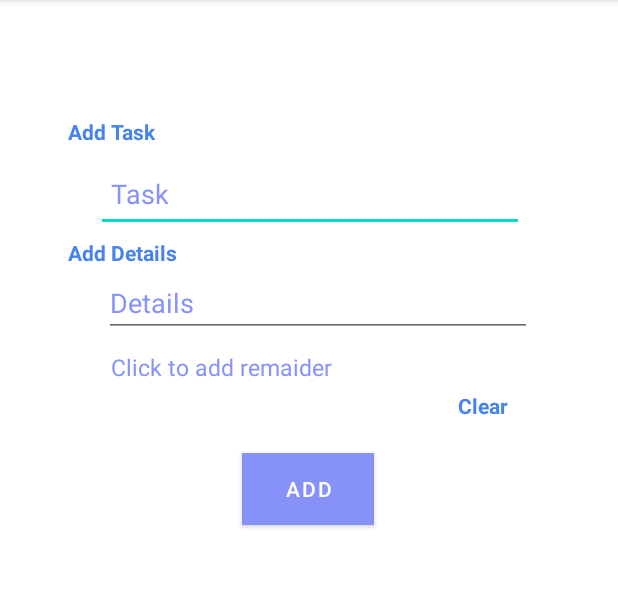
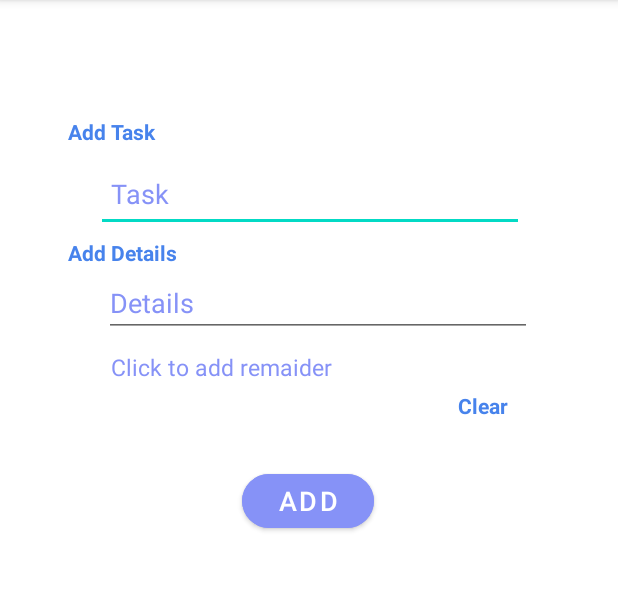
Before and after one commit to stavshaham/CompleteNotesSQLite, an Android app: the MainActivity screen opened directly, with no data from a screen before it, after a tap on "AddItem", on a phone screen of 412 x 824 dp, the part 84-675 px from its top. Run offline under Robolectric (Android 15) with nearby library versions, the phone set to English and light mode, and no system bars; 1 statement that could not run was skipped.

```diff
--- a/app/build.gradle
+++ b/app/build.gradle
@@ -28,6 +28,8 @@ android {
     }
 }
 
+def core_version = "1.6.0"
+
 dependencies {
     implementation 'androidx.appcompat:appcompat:1.4.1'
     implementation 'com.google.android.material:material:1.5.0'
@@ -37,4 +39,5 @@ dependencies {
     androidTestImplementation 'androidx.test.espresso:espresso-core:3.4.0'
     implementation 'com.google.code.gson:gson:2.8.6'
     implementation "androidx.biometric:biometric:1.1.0"
+    implementation "androidx.core:core:$core_version"
 }
--- a/app/src/main/AndroidManifest.xml
+++ b/app/src/main/AndroidManifest.xml
@@ -5,6 +5,7 @@
     <uses-permission android:name="android.permission.PROXIMITY" />
     <uses-permission android:name="android.permission.VIBRATE" />
     <uses-permission android:name="android.permission.INTERNET" />
+    <uses-permission android:name="android.permission.SCHEDULE_EXACT_ALARM" />
 
     <application
         android:allowBackup="true"
@@ -15,6 +16,11 @@
         android:supportsRtl="true"
         android:theme="@style/Theme.CompleteNotes"
         tools:targetApi="31">
+        <receiver
+            android:name=".utils.MyAlarm"
+            android:enabled="true"
+            android:exported="false" >
+        </receiver>
         <activity
             android:name=".UserSettingsActivity"
             android:exported="false" />
--- a/app/src/main/java/com/stav/completenotes/EditorActivity.java
+++ b/app/src/main/java/com/stav/completenotes/EditorActivity.java
@@ -1,6 +1,7 @@
 package com.stav.completenotes;
 
 import androidx.appcompat.app.AppCompatActivity;
+import androidx.core.app.NotificationCompat;
 
 import android.app.AlarmManager;
 import android.app.DatePickerDialog;
@@ -212,7 +213,7 @@ public class EditorActivity extends AppCompatActivity implements DatePickerDialo
 
             int importance = NotificationManager.IMPORTANCE_HIGH;
 
-            NotificationChannel channel = new NotificationChannel("notify", name, importance);
+            NotificationChannel channel = new NotificationChannel("notifyLemubit", name, importance);
             channel.setDescription(description);
 
             NotificationManager notificationManager = getSystemService(NotificationManager.class);
@@ -238,10 +239,9 @@ public class EditorActivity extends AppCompatActivity implements DatePickerDialo
 
         alarmManager.setExact(AlarmManager.RTC_WAKEUP, c.getTimeInMillis() - 2000, pendingIntent);
         Log.i("Note", "Alarm SET " + req_code);
+    }
 
-
-    }
-    // cancel alarm
+    //cancel alarm
     public void cancelAlarm(int req_code){
         PendingIntent pen = PendingIntent.getBroadcast(EditorActivity.this,
                 req_code, alarm_intent,
@@ -260,7 +260,7 @@ public class EditorActivity extends AppCompatActivity implements DatePickerDialo
         hour = calendar.get(Calendar.HOUR_OF_DAY);
         minute = calendar.get(Calendar.MINUTE);
 
-        // after date is set we need to open timePicker to select time
+        //after date is set we need to open timePicker to select time
         TimePickerDialog timePickerDialog = new TimePickerDialog(EditorActivity.this, EditorActivity.this, hour, minute, DateFormat.is24HourFormat(this));
         timePickerDialog.show();
     }
@@ -276,14 +276,14 @@ public class EditorActivity extends AppCompatActivity implements DatePickerDialo
 
         Date date = c.getTime();
 
-        // we format the date as below
+        //we format the date as below
         SimpleDateFormat simpleDateFormat = new SimpleDateFormat("EEE, d MMM yyyy HH:mm");
-        // fill the dateTime text with the set date time
+        //fill the dateTime text with the set date time
         dateTime_text.setText(simpleDateFormat.format(date).toString());
 
     }
 
-    // Set DateTime
+    //Set DateTime
     public void setDateTime()
     {
         calendar = Calendar.getInstance();
@@ -295,7 +295,7 @@ public class EditorActivity extends AppCompatActivity implements DatePickerDialo
         datePickerDialog.show();
 
     }
-    // if clearTime textView is clicked,  we need to clear the set Date time
+    //if clearTime textView is clicked,  we need to clear the set Date time
     public void clearTime(View v)
     {
         dateTime_text.setText("");
--- a/app/src/main/java/com/stav/completenotes/LoginActivity.java
+++ b/app/src/main/java/com/stav/completenotes/LoginActivity.java
@@ -271,7 +271,7 @@ public class LoginActivity extends AppCompatActivity {
 
     public void fLoginClick(View view) {
         promptInfo = new BiometricPrompt.PromptInfo.Builder()
-                .setTitle("Biometric login for my app")
+                .setTitle("Biometric login")
                 .setSubtitle("Log in using your biometric credential")
                 .setNegativeButtonText("Use account password")
                 .build();
--- a/app/src/main/java/com/stav/completenotes/MainActivity.java
+++ b/app/src/main/java/com/stav/completenotes/MainActivity.java
@@ -1,38 +1,23 @@
 package com.stav.completenotes;
-
-import static android.content.ContentValues.TAG;
 
 import androidx.annotation.NonNull;
 import androidx.appcompat.app.AlertDialog;
 import androidx.appcompat.app.AppCompatActivity;
-import androidx.core.app.NotificationCompat;
-import androidx.core.app.NotificationManagerCompat;
 
 import android.app.AlarmManager;
-import android.app.NotificationChannel;
-import android.app.NotificationManager;
 import android.app.PendingIntent;
 import android.content.Context;
 import android.content.DialogInterface;
 import android.content.Intent;
-import android.content.res.Configuration;
 import android.graphics.Paint;
-import android.hardware.Sensor;
-import android.hardware.SensorEvent;
-import android.hardware.SensorEventListener;
-import android.hardware.SensorManager;
-import android.location.LocationManager;
-import android.os.Build;
 import android.os.Bundle;
 import android.util.Log;
-import android.view.Display;
 import android.view.LayoutInflater;
 import android.view.Menu;
 import android.view.MenuInflater;
 import android.view.MenuItem;
 import android.view.View;
 import android.view.ViewGroup;
-import android.view.WindowManager;
 import android.widget.ArrayAdapter;
 import android.widget.CheckBox;
 import android.widget.ListView;
@@ -49,7 +34,7 @@ import com.stav.completenotes.utils.MyAlarm;
 import java.lang.reflect.Type;
 import java.util.ArrayList;
 
-public class MainActivity extends AppCompatActivity implements SensorEventListener {
+public class MainActivity extends AppCompatActivity {
 
     public static ArrayList<Item> itemArrayList;
     public static ItemAdapter itemAdapter;
@@ -60,13 +45,6 @@ public class MainActivity extends AppCompatActivity implements SensorEventListen
     private AlarmManager alarmManager;
     private Intent alarm_intent;
 
-    private SensorManager sensorManager;
-    private Sensor proximitySensor;
-    private int currentTaskIndex = 0;
-    private static final String CHANNEL_ID = "my_channel_01";
-    private static final CharSequence CHANNEL_NAME = "My Channel";
-    private static final int NOTIFICATION_ID = 1;
-
     @Override
     protected void onCreate(Bundle savedInstanceState) {
         // Setting the sql helper
@@ -74,8 +52,6 @@ public class MainActivity extends AppCompatActivity implements SensorEventListen
 
         super.onCreate(savedInstanceState);
         setContentView(R.layout.activity_main);
-
-        createNotificationChannel();
 
         //Loading the saved data in data base
         loadData(sqlHelper.getCurrentUser());
@@ -89,44 +65,6 @@ public class MainActivity extends AppCompatActivity implements SensorEventListen
         //initialising alarmManager and alarm_intent, which we use it later
         alarmManager = (AlarmManager)getSystemService(ALARM_SERVICE);
         alarm_intent = new Intent(getApplicationContext(), MyAlarm.class);
-
-        // Adding sensor that detects when the user's hand is near the device.
-        // When the sensor detects that the user's hand is close to the device,
-        // it could trigger the application to display a pop-up notification with the next item on the list.
-        sensorManager = (SensorManager) getSystemService(Context.SENSOR_SERVICE);
-        // Get a reference to the proximity sensor
-        proximitySensor = sensorManager.getDefaultSensor(Sensor.TYPE_PROXIMITY);
-    }
-
-    @Override
-    protected void onResume() {
-        super.onResume();
-        sensorManager.registerListener(this, proximitySensor, SensorManager.SENSOR_DELAY_NORMAL);
-    }
-
-    @Override
-    protected void onPause() {
-        super.onPause();
-        sensorManager.unregisterListener(this);
-    }
-
-    // Detects when the proximity sensor changes
-    @Override
-    public void onSensorChanged(SensorEvent event) {
-        float proximityValue = event.values[0];
-        if (proximityValue < proximitySensor.getMaximumRange()) {
-            currentTaskIndex++;
-            if (currentTaskIndex >= itemArrayList.size()) {
-                currentTaskIndex = 0;
-            }
-
-            showNotification(itemArrayList.get(currentTaskIndex).getTitle());
-        }
-    }
-
-    @Override
-    public void onAccuracyChanged(Sensor sensor, int accuracy) {
-        // Do nothing
     }
 
     //method for loading data from database
@@ -135,38 +73,12 @@ public class MainActivity extends AppCompatActivity implements SensorEventListen
         //json contains the stored data if any, else null
         String json = sqlHelper.getItems(user);
         Log.i("items: ", json);
-        Type type = new TypeToken<ArrayList<Item>>(){}.getType();
+        Type type = new TypeToken<ArrayList<Item>>() {
+        }.getType();
         itemArrayList = gson.fromJson(json, type);
 
-        if(itemArrayList == null){
+        if (itemArrayList == null) {
             itemArrayList = new ArrayList<>();
-        }
-    }
-
-    private void createNotificationChannel() {
-        if (Build.VERSION.SDK_INT >= Build.VERSION_CODES.O) {
-            String description = "My Notification Channel Description";
-            int importance = NotificationManager.IMPORTANCE_DEFAULT;
-            NotificationChannel channel = new NotificationChannel(CHANNEL_ID, CHANNEL_NAME, importance);
-            channel.setDescription(description);
-            NotificationManager notificationManager = getSystemService(NotificationManager.class);
-            notificationManager.createNotificationChannel(channel);
-        }
-    }
-    private void showNotification(String task) {
-        try {
-            NotificationCompat.Builder builder = new NotificationCompat.Builder(this, CHANNEL_ID)
-                    .setSmallIcon(R.drawable.ic_done_black_24dp)
-                    .setContentTitle("Task Reminder")
-                    .setContentText(task)
-                    .setPriority(NotificationCompat.PRIORITY_MAX);
-
-            NotificationManagerCompat notificationManager = NotificationManagerCompat.from(this);
-            notificationManager.notify(NOTIFICATION_ID, builder.build());
-        } catch (NullPointerException e) {
-            Log.e(TAG, "Notification error: " + e.getMessage());
-        } catch (IllegalArgumentException e) {
-            Log.e(TAG, "Notification error: " + e.getMessage());
         }
     }
 
--- a/app/src/main/res/layout/activity_editor.xml
+++ b/app/src/main/res/layout/activity_editor.xml
@@ -27,16 +27,19 @@
         android:id="@+id/addButton"
         android:layout_width="wrap_content"
         android:layout_height="wrap_content"
-        android:layout_marginTop="12dp"
-        android:background="@color/colorPrimaryDark"
+        android:layout_marginTop="30dp"
+        android:backgroundTint="@color/lavender"
+        android:onClick="loginOnClick"
         android:text="Add"
-        android:textColor="@android:color/white"
+        android:textSize="18sp"
+        app:cornerRadius="20dp"
         app:layout_constraintBottom_toBottomOf="parent"
         app:layout_constraintEnd_toEndOf="parent"
         app:layout_constraintHorizontal_bias="0.498"
         app:layout_constraintStart_toStartOf="parent"
         app:layout_constraintTop_toBottomOf="@+id/clearTIme_button"
-        app:layout_constraintVertical_bias="0.024" />
+        app:layout_constraintVertical_bias="0.0"
+        tools:ignore="DuplicateSpeakableTextCheck,TextContrastCheck" />
 
     <TextView
         android:id="@+id/textView4"
--- a/app/src/main/res/layout/activity_register.xml
+++ b/app/src/main/res/layout/activity_register.xml
@@ -178,6 +178,7 @@
                     android:text="@string/sign_up"
                     android:textColor="@color/white"
                     android:textSize="18sp"
+                    app:cornerRadius="20dp"
                     tools:ignore="TextContrastCheck,DuplicateSpeakableTextCheck,TouchTargetSizeCheck" />
 
                 <TextView
```
Also changed, not shown: app/src/main/java/com/stav/completenotes/utils/MyAlarm.java (+10 -3 lines).
